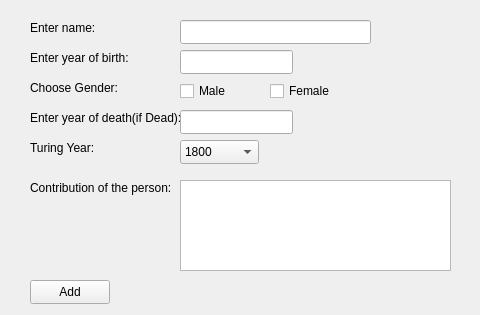
Qt form Widget/personcreatemenu.ui (Ladanvini/VLN1-Hopur-5) before a commit.
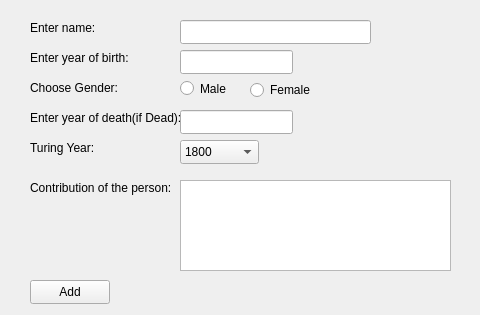
The same form after that commit.

Commit message: Added the radio buttons

Diff of the .ui file:
```diff
--- a/Widget/personcreatemenu.ui
+++ b/Widget/personcreatemenu.ui
@@ -52,32 +52,6 @@
     <string>Choose Gender:</string>
    </property>
   </widget>
-  <widget class="QCheckBox" name="cB_GenderMale">
-   <property name="geometry">
-    <rect>
-     <x>180</x>
-     <y>80</y>
-     <width>87</width>
-     <height>22</height>
-    </rect>
-   </property>
-   <property name="text">
-    <string>Male</string>
-   </property>
-  </widget>
-  <widget class="QCheckBox" name="cB_GenderFemale">
-   <property name="geometry">
-    <rect>
-     <x>270</x>
-     <y>80</y>
-     <width>87</width>
-     <height>22</height>
-    </rect>
-   </property>
-   <property name="text">
-    <string>Female</string>
-   </property>
-  </widget>
   <widget class="QLineEdit" name="input_Name">
    <property name="geometry">
     <rect>
@@ -1265,6 +1239,32 @@
     </rect>
    </property>
   </widget>
+  <widget class="QRadioButton" name="rBMale">
+   <property name="geometry">
+    <rect>
+     <x>180</x>
+     <y>80</y>
+     <width>71</width>
+     <height>17</height>
+    </rect>
+   </property>
+   <property name="text">
+    <string>Male</string>
+   </property>
+  </widget>
+  <widget class="QRadioButton" name="rBFemale">
+   <property name="geometry">
+    <rect>
+     <x>250</x>
+     <y>80</y>
+     <width>111</width>
+     <height>20</height>
+    </rect>
+   </property>
+   <property name="text">
+    <string>Female</string>
+   </property>
+  </widget>
  </widget>
  <resources/>
  <connections/>
```
The commit also changes 1 other file.
